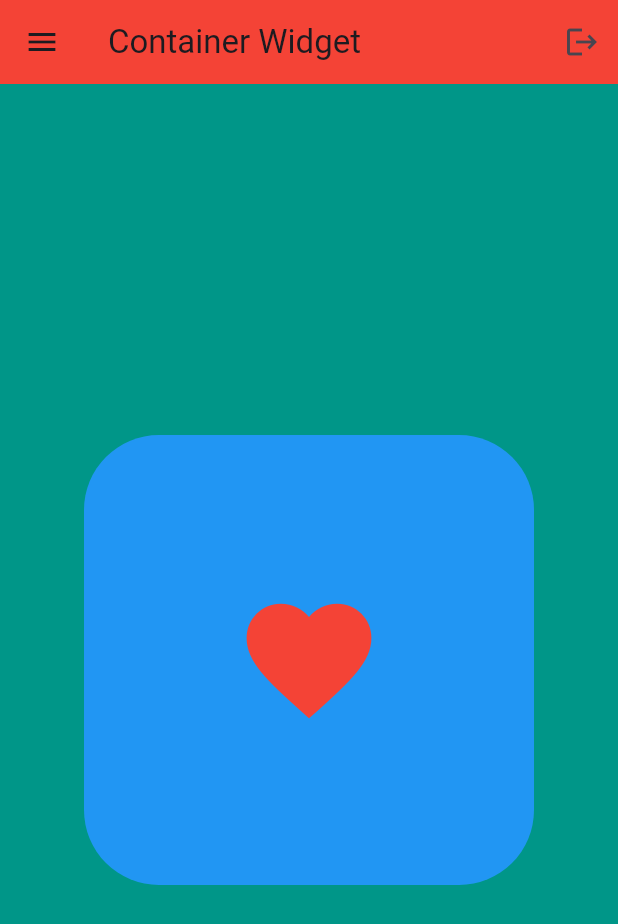
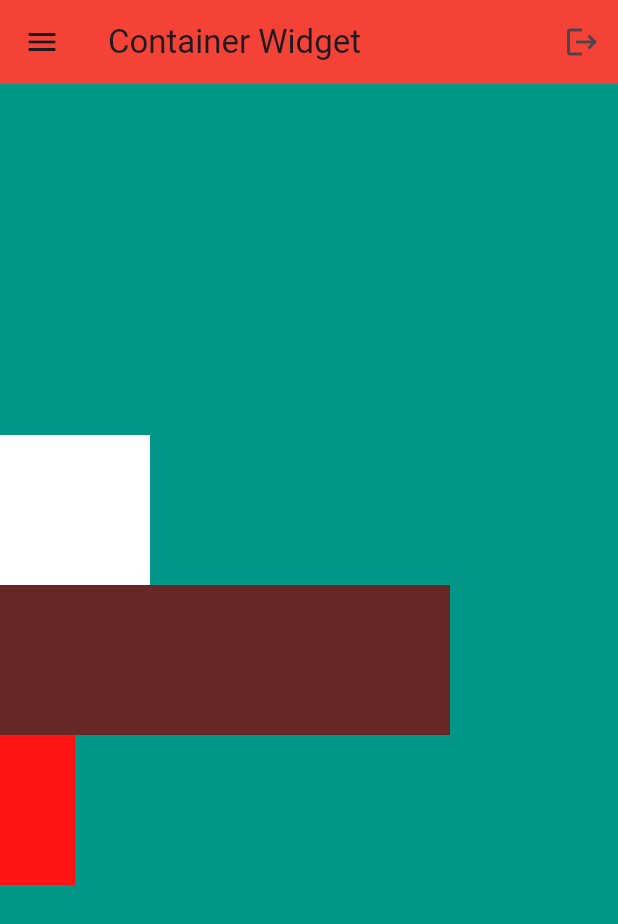
Before and after one commit to RyanCarroll7/practice_flutter, a Flutter app: the screen it shows after launch, on a phone screen of 412 x 824 dp. Shown: the top 924 px of the screen. Run offline on Flutter 3.47's test engine with Material 3 defaults, Android fonts, the phone set to English and light mode, and no system bars.

Commit message:
Column practice

```diff
--- a/lib/main.dart
+++ b/lib/main.dart
@@ -19,18 +19,28 @@ class MainApp extends StatelessWidget {
           leading: Icon(Icons.menu),
           actions: [IconButton(onPressed: () {}, icon: Icon(Icons.logout))],
         ),
-      body: Center(
-        child: Container(
-          height: 300,
+        body: Column(
+          mainAxisAlignment: MainAxisAlignment.center,
+          crossAxisAlignment: CrossAxisAlignment.start,
+          children: [
+            Container(
+              width: 100,
+              height: 100,
+              color: Colors.white,
+            ),
+            Container(
               width: 300,
-          decoration: BoxDecoration(
-            color: Colors.blue,
-            borderRadius: BorderRadius.circular(50),
+              height: 100,
+              color: const Color.fromARGB(255, 104, 39, 39),
             ),
-          padding: EdgeInsets.all(25),
-          child: Icon(Icons.favorite, color: Colors.red, size: 100),
+            Container(
+              width: 50,
+              height: 100,
+              color: const Color.fromARGB(255, 255, 20, 20),
+            ),
+          ],
         ),
       ),
-    ));
+    );
   }
 }
```
Lines whose indentation alone changed are shown as unchanged.
